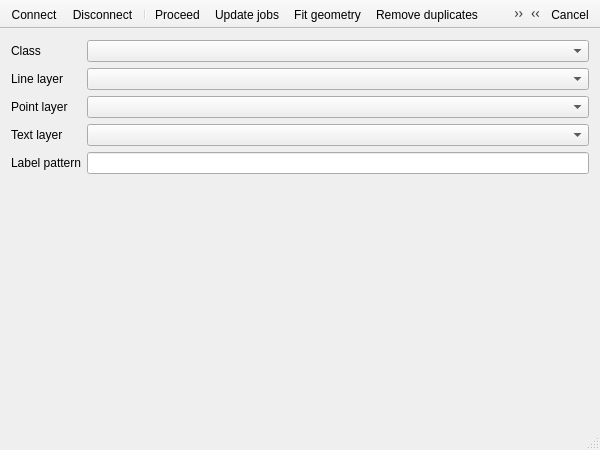
This is mainwindow.ui in Kuszki/EW-Builder as Qt 5 draws it before an edit. The edited form follows.
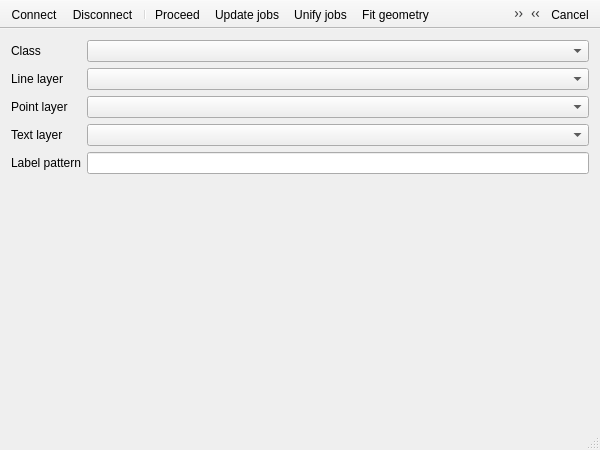
This is the edited form. Icons and pictures are not drawn.

```diff
--- a/mainwindow.ui
+++ b/mainwindow.ui
@@ -134,6 +134,7 @@
    <addaction name="separator"/>
    <addaction name="actionProceed"/>
    <addaction name="actionJobs"/>
+   <addaction name="actionUnifyjobs"/>
    <addaction name="actionGeometry"/>
    <addaction name="actionDuplicates"/>
    <addaction name="actionInvisivle"/>
@@ -299,6 +300,17 @@
     <string>Ctrl+L</string>
    </property>
   </action>
+  <action name="actionUnifyjobs">
+   <property name="icon">
+    <iconset theme="edit-clear"/>
+   </property>
+   <property name="text">
+    <string>Unify jobs</string>
+   </property>
+   <property name="shortcut">
+    <string>Ctrl+U</string>
+   </property>
+  </action>
  </widget>
  <layoutdefault spacing="6" margin="11"/>
  <resources/>
```
Left out of the diff: 3 changed lines with no effect on the pictures.
